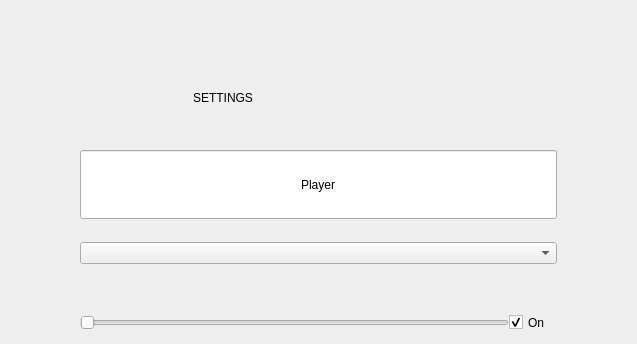
VKuzia/cat-circus, file src/menu/settingswidget.ui: the form before one commit; both pictures show x 289 to 926 and y 0 to 344 of the 1024 by 576 pixel window.
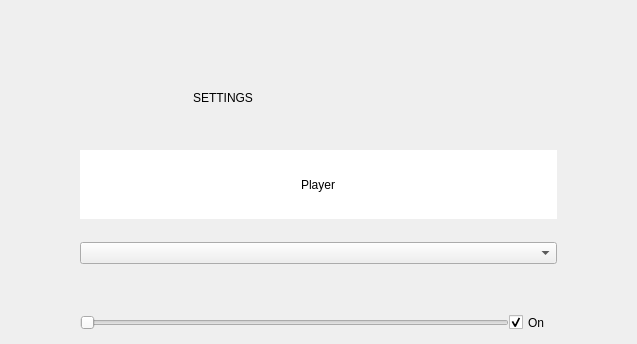
The form after the commit. Custom widgets are drawn as their Qt base class.

Diff of the .ui file:
```diff
--- a/src/menu/settingswidget.ui
+++ b/src/menu/settingswidget.ui
@@ -103,9 +103,15 @@
            <verstretch>0</verstretch>
           </sizepolicy>
          </property>
+         <property name="styleSheet">
+          <string notr="true"/>
+         </property>
          <property name="text">
           <string>Player</string>
          </property>
+         <property name="frame">
+          <bool>false</bool>
+         </property>
          <property name="alignment">
           <set>Qt::AlignCenter</set>
          </property>
```
